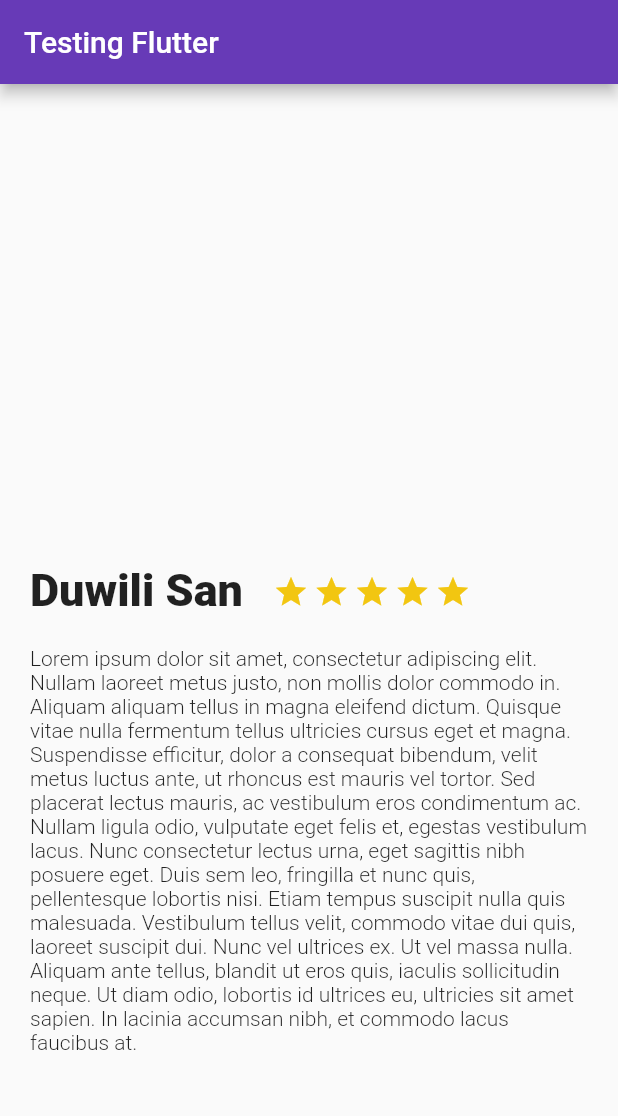
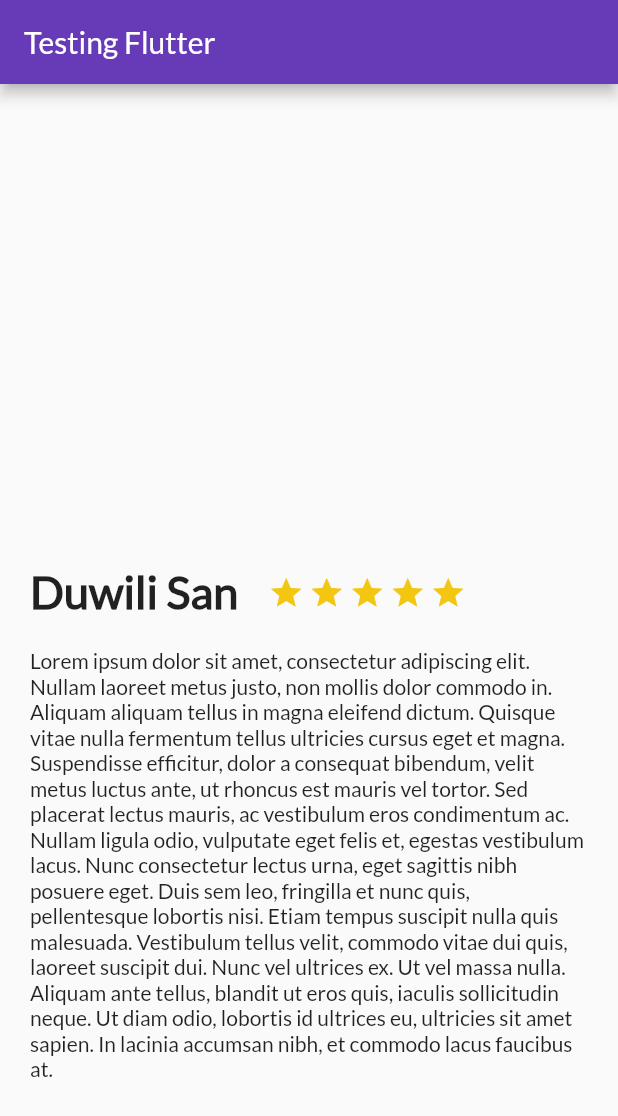
Before and after one commit to teamzz111/flutter-grid, a Flutter app: the screen it shows after launch, on a phone screen of 412 x 824 dp. Shown: the top 1116 px of the screen. Run offline on Flutter 3.47's test engine with Material 2 defaults, Android fonts, the phone set to English and light mode, and no system bars.

Commit message:
Lato for dart

```diff
--- a/lib/main.dart
+++ b/lib/main.dart
@@ -17,6 +17,7 @@ class MyApp extends StatelessWidget {
       title: 'Flutter Demo',
       theme: ThemeData(
         primarySwatch: Colors.deepPurple,
+        fontFamily: 'Lato'
       ),
       home: Scaffold(appBar: AppBar(
         title: const Text("Testing Flutter"),
```
Also changed, not shown: pubspec.yaml (+5 -9 lines), fonts/Lato-Regular.ttf (added).
